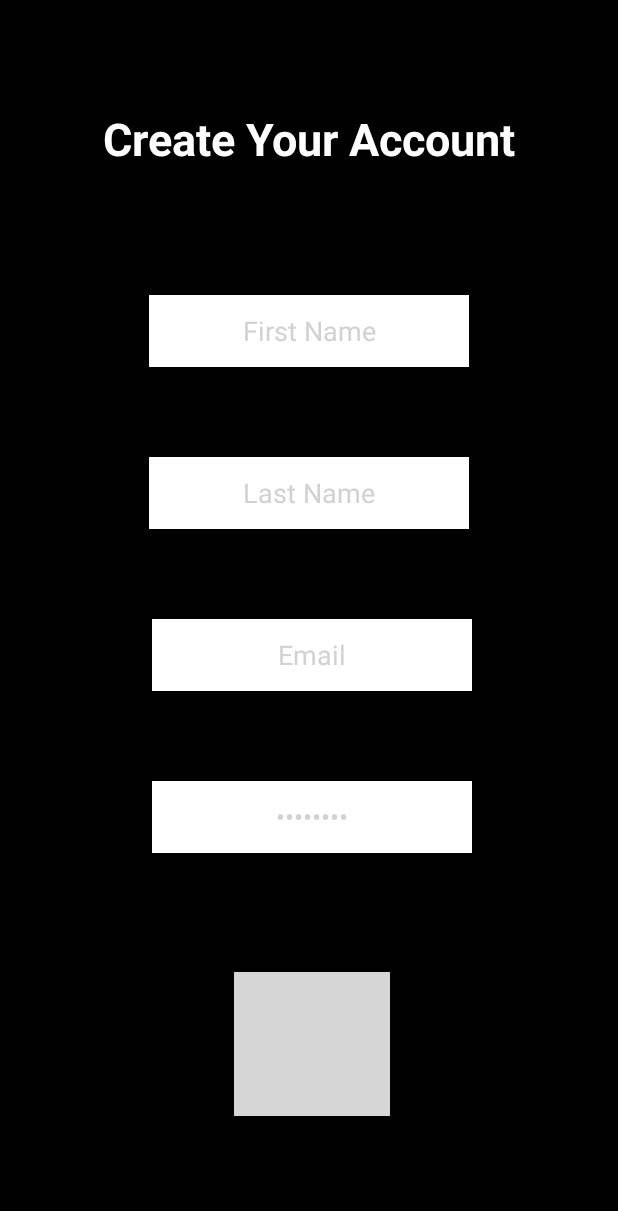
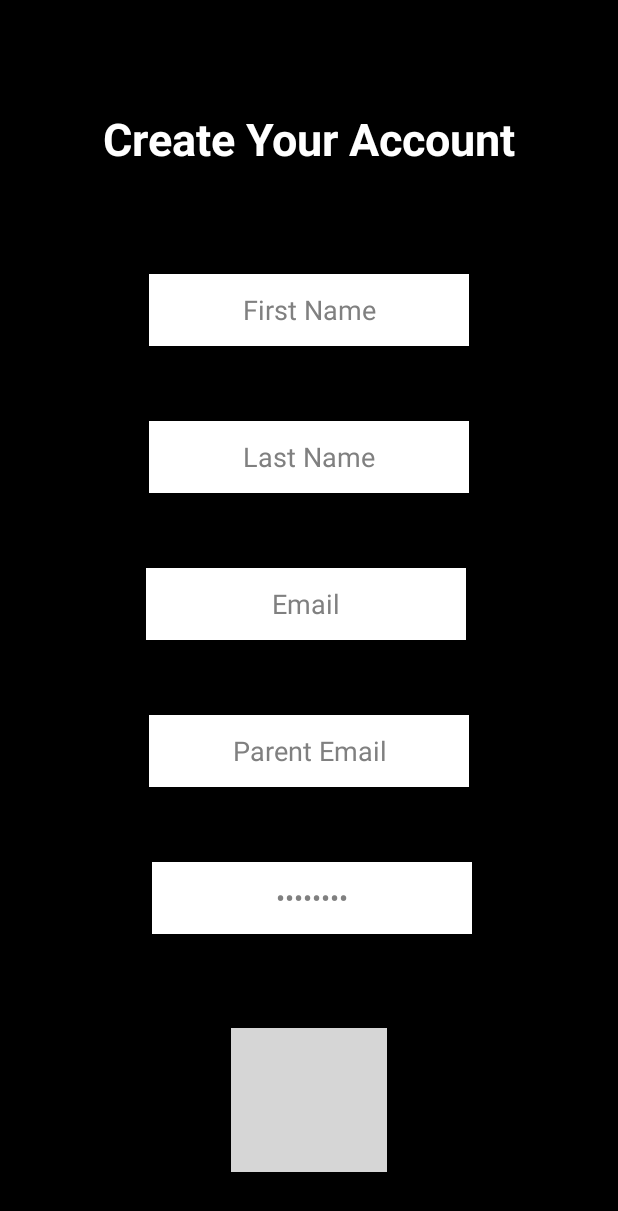
Before and after one commit to Gamesshadow/FlashCard, an Android app: the layout activity_sign_up.xml on its own in the app's theme, with its tools: preview values and no code run, on a phone screen of 412 x 824 dp. Shown: the top 1211 px of the screen. Run offline under Robolectric (Android 15) with nearby library versions, the phone set to English and light mode, and no system bars; grey boxes are pictures that could not be loaded.

Commit message:
Additional details for Sign Up & Database

```diff
--- a/app/src/main/java/com/gameshadow/flashcard/Users.java
+++ b/app/src/main/java/com/gameshadow/flashcard/Users.java
@@ -21,6 +21,8 @@ public class Users implements Serializable {
     private String LastName;
     @ColumnInfo(name = "Email")
     private String Email;
+    @ColumnInfo(name = "Parent_Email")
+    private String ParentEmail;
     @ColumnInfo(name = "Password")
     private String Password;
     @ColumnInfo(name = "isAdmin")
@@ -30,13 +32,14 @@ public class Users implements Serializable {
     public Users() {
     }
     // Constructor
-    public Users(@NonNull String dateAdded, String FirstName, String Lastname, String Email, String Password,boolean isAdmin) {
+    public Users(@NonNull String dateAdded, String FirstName, String Lastname, String Email, String ParentEmail, String Password,boolean isAdmin) {
         this.dateAdded = dateAdded;
         this.FirstName = FirstName;
         this.LastName = LastName;
         this.Email = Email;
         this.Password = Password;
         this.isAdmin = isAdmin;
+        this.ParentEmail = ParentEmail;
     }
 
     // Getters and setters
@@ -71,6 +74,13 @@ public class Users implements Serializable {
         this.Email = Email;
     }
 
+    public String getParentEmail() {
+        return ParentEmail;
+    }
+    public void setParentEmail(String ParentEmail) {
+        this.ParentEmail = ParentEmail;
+    }
+
     public String getPassword() {
         return Password;
     }
--- a/app/src/main/res/layout/activity_sign_up.xml
+++ b/app/src/main/res/layout/activity_sign_up.xml
@@ -29,9 +29,8 @@
         android:layout_width="wrap_content"
         android:layout_height="48dp"
         android:layout_marginStart="101dp"
-        android:layout_marginTop="60dp"
+        android:layout_marginTop="50dp"
         android:layout_marginEnd="101dp"
-        android:layout_marginBottom="78dp"
         android:autofillHints="password"
         android:background="#FFFFFF"
         android:ems="10"
@@ -39,19 +38,18 @@
         android:inputType="textPassword"
         android:text="@string/password"
         android:textAlignment="center"
-        android:textColor="@color/LightGrey"
-        app:layout_constraintBottom_toTopOf=""
+        android:textColor="@color/Gray"
         app:layout_constraintEnd_toEndOf="parent"
         app:layout_constraintHorizontal_bias="0.0"
         app:layout_constraintStart_toStartOf="parent"
-        app:layout_constraintTop_toBottomOf="@+id/editTextTextEmailAddress" />
+        app:layout_constraintTop_toBottomOf="@+id/editTextTextParentEmailAddress" />
 
     <EditText
         android:id="@+id/editTextTextEmailAddress"
         android:layout_width="wrap_content"
         android:layout_height="48dp"
         android:layout_marginStart="101dp"
-        android:layout_marginTop="60dp"
+        android:layout_marginTop="50dp"
         android:layout_marginEnd="101dp"
         android:autofillHints="emailAddress"
         android:background="#FFFFFF"
@@ -60,11 +58,30 @@
         android:inputType="textEmailAddress"
         android:text="@string/email"
         android:textAlignment="center"
-        android:textColor="@color/LightGrey"
+        android:textColor="@color/Gray"
         app:layout_constraintEnd_toEndOf="parent"
-        app:layout_constraintHorizontal_bias="0.0"
+        app:layout_constraintHorizontal_bias="1.0"
         app:layout_constraintStart_toStartOf="parent"
         app:layout_constraintTop_toBottomOf="@+id/editTextText2" />
+
+    <EditText
+        android:id="@+id/editTextTextParentEmailAddress"
+        android:layout_width="wrap_content"
+        android:layout_height="48dp"
+        android:layout_marginStart="101dp"
+        android:layout_marginTop="50dp"
+        android:layout_marginEnd="101dp"
+        android:autofillHints="emailAddress"
+        android:background="#FFFFFF"
+        android:ems="10"
+        android:hint="@string/email"
+        android:inputType="textEmailAddress"
+        android:text="@string/parent_email"
+        android:textAlignment="center"
+        android:textColor="@color/Gray"
+        app:layout_constraintEnd_toEndOf="parent"
+        app:layout_constraintStart_toStartOf="parent"
+        app:layout_constraintTop_toBottomOf="@+id/editTextTextEmailAddress" />
 
     <androidx.appcompat.widget.AppCompatTextView
         android:id="@+id/sign_up"
@@ -72,9 +89,10 @@
         android:layout_height="wrap_content"
         android:layout_alignParentEnd="true"
         android:layout_centerVertical="true"
-        android:layout_marginStart="156dp"
-        android:layout_marginEnd="152dp"
-        android:layout_marginBottom="80dp"
+        android:layout_marginStart="154dp"
+        android:layout_marginTop="47dp"
+        android:layout_marginEnd="154dp"
+        android:layout_marginBottom="28dp"
         android:background="@drawable/note_bg_layout"
         android:backgroundTint="@color/colorPrimaryDark"
         android:gravity="center"
@@ -88,40 +106,42 @@
         app:layout_constraintBottom_toBottomOf="parent"
         app:layout_constraintEnd_toEndOf="parent"
         app:layout_constraintHorizontal_bias="1.0"
-        app:layout_constraintStart_toStartOf="parent" />
+        app:layout_constraintStart_toStartOf="parent"
+        app:layout_constraintTop_toBottomOf="@+id/editTextTextPassword" />
 
     <EditText
         android:id="@+id/editTextText"
         android:layout_width="wrap_content"
         android:layout_height="48dp"
         android:layout_marginStart="101dp"
-        android:layout_marginTop="84dp"
+        android:layout_marginTop="70dp"
         android:layout_marginEnd="101dp"
+        android:autofillHints="name"
         android:background="#FFFFFF"
         android:ems="10"
         android:inputType="text"
         android:text="@string/first_name"
         android:textAlignment="center"
-        android:textColor="@color/LightGrey"
-        android:autofillHints="name"
+        android:textColor="@color/Gray"
         app:layout_constraintEnd_toEndOf="parent"
         app:layout_constraintStart_toStartOf="parent"
-        app:layout_constraintTop_toBottomOf="@+id/slogan" />
+        app:layout_constraintTop_toBottomOf="@+id/slogan"
+        />
 
     <EditText
         android:id="@+id/editTextText2"
         android:layout_width="wrap_content"
         android:layout_height="48dp"
         android:layout_marginStart="101dp"
-        android:layout_marginTop="60dp"
+        android:layout_marginTop="50dp"
         android:layout_marginEnd="101dp"
+        android:autofillHints="name"
         android:background="#FFFFFF"
         android:ems="10"
         android:inputType="text"
         android:text="@string/last_name"
         android:textAlignment="center"
-        android:textColor="@color/LightGrey"
-        android:autofillHints="name"
+        android:textColor="@color/Gray"
         app:layout_constraintEnd_toEndOf="parent"
         app:layout_constraintStart_toStartOf="parent"
         app:layout_constraintTop_toBottomOf="@+id/editTextText" />
--- a/app/src/main/res/values/strings.xml
+++ b/app/src/main/res/values/strings.xml
@@ -10,4 +10,5 @@
     <string name="first_name">First Name</string>
     <string name="question_here">Question Here</string>
     <string name="text_here">Text Here</string>
+    <string name="parent_email">Parent Email</string>
 </resources>
```
